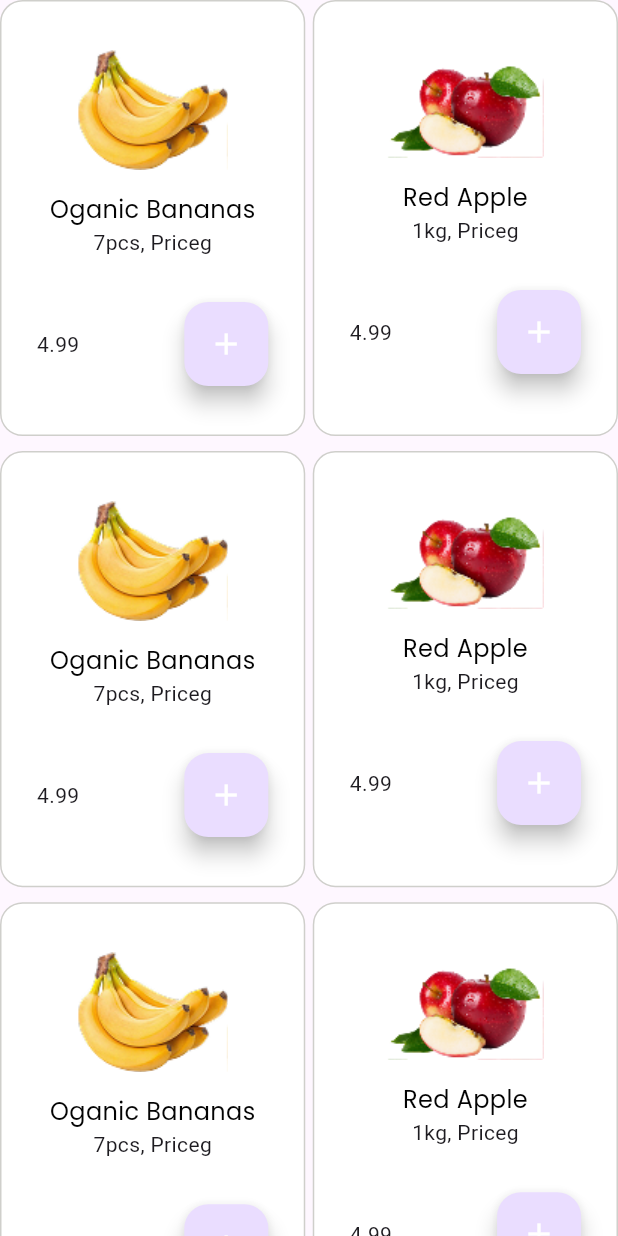
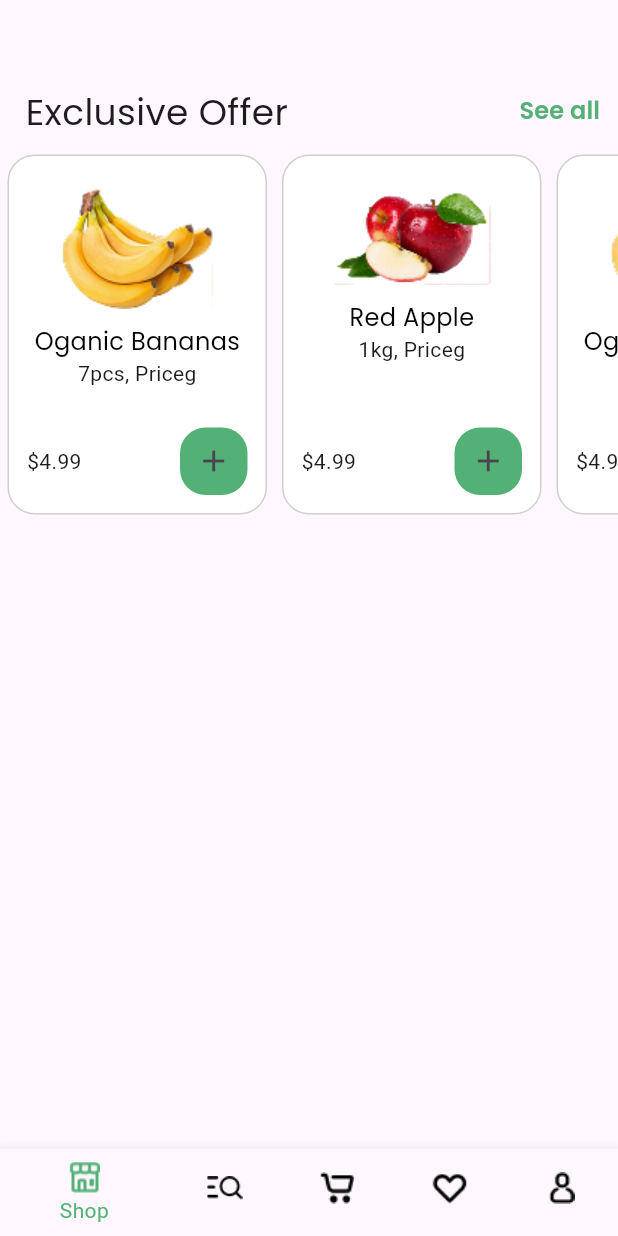
Before and after one commit to Daniyal842/nectar, a Flutter app: the screen it shows after launch, on a phone screen of 412 x 824 dp. Run offline on Flutter 3.47's test engine with Material 3 defaults, Android fonts, the phone set to English and light mode, and no system bars; our stand-ins replace google_fonts.

Commit message:
working on Shopviews

```diff
--- a/lib/main.dart
+++ b/lib/main.dart
@@ -21,7 +21,7 @@ class MyApp extends StatelessWidget {
   Widget build(BuildContext context) {
     return MaterialApp(
       debugShowCheckedModeBanner: false,
-      home: ShopView(),
+      home: BottomNavView(),
     );
   }
 }
--- a/lib/screens/shop_view/shop-view.dart
+++ b/lib/screens/shop_view/shop-view.dart
@@ -16,116 +16,201 @@ class _ShopViewState extends State<ShopView> {
     ExlusiveOfferModel(
         imagePath: AppImages.bananas,
         mainText: "Oganic Bananas",
-        priceText: "4.99",
+        priceText: "\$4.99",
         subtText: "7pcs, Priceg"),
     ExlusiveOfferModel(
         imagePath: AppImages.apple,
         mainText: 'Red Apple',
-        priceText: "4.99",
+        priceText: "\$4.99",
         subtText: "1kg, Priceg"),
     ExlusiveOfferModel(
         imagePath: AppImages.bananas,
         mainText: "Oganic Bananas",
-        priceText: "4.99",
+        priceText: "\$4.99",
         subtText: "7pcs, Priceg"),
     ExlusiveOfferModel(
         imagePath: AppImages.apple,
         mainText: 'Red Apple',
-        priceText: "4.99",
+        priceText: "\$4.99",
         subtText: "1kg, Priceg"),
     ExlusiveOfferModel(
         imagePath: AppImages.bananas,
         mainText: "Oganic Bananas",
-        priceText: "4.99",
+        priceText: "\$4.99",
         subtText: "7pcs, Priceg"),
     ExlusiveOfferModel(
         imagePath: AppImages.apple,
         mainText: 'Red Apple',
-        priceText: "4.99",
+        priceText: "\$4.99",
         subtText: "1kg, Priceg"),
     ExlusiveOfferModel(
         imagePath: AppImages.bananas,
         mainText: "Oganic Bananas",
-        priceText: "4.99",
+        priceText: "\$4.99",
         subtText: "7pcs, Priceg"),
     ExlusiveOfferModel(
         imagePath: AppImages.apple,
         mainText: 'Red Apple',
-        priceText: "4.99",
+        priceText: "\$4.99",
         subtText: "1kg, Priceg"),
     ExlusiveOfferModel(
         imagePath: AppImages.bananas,
         mainText: "Oganic Bananas",
-        priceText: "4.99",
+        priceText: "\$4.99",
         subtText: "7pcs, Priceg"),
     ExlusiveOfferModel(
         imagePath: AppImages.apple,
         mainText: 'Red Apple',
-        priceText: "4.99",
+        priceText: "\$4.99",
         subtText: "1kg, Priceg"),
   ];
   @override
   Widget build(BuildContext context) {
     return Scaffold(
-      body: GridView.builder(
-        gridDelegate: (SliverGridDelegateWithFixedCrossAxisCount(
-            crossAxisCount: 2,
-            crossAxisSpacing: 5,
-            childAspectRatio: 0.7,
-            mainAxisSpacing: 10)),
-        itemCount: 10,
-        itemBuilder: (context, index) {
-          // return CircleAvatar(
-          //   //radius: 100,
-          //   backgroundColor: Colors.green,
-          // );
+      body:
+      Column(
+        children: [
+          SizedBox(height: 50,),
+          Row(
+            children: [
+              Padding(
+                padding: EdgeInsets.symmetric(horizontal: 17),
+                child:  Text("Exclusive Offer",style: GoogleFonts.poppins(fontSize: 24,fontWeight: FontWeight.w400),),
+              ),
+              //Text("Exclusive Offer",style: GoogleFonts.poppins(fontSize: 24,fontWeight: FontWeight.w400),),
+              Spacer(),
+              TextButton(
+                child: Text("See all",style: GoogleFonts.poppins(color: AppColors.greencolor,fontSize: 16,fontWeight: FontWeight.w600),),
+                onPressed: (){},
+              )
+            ],
+          ),
+          SizedBox(
+            height: 250,
+            child: ListView.builder(
+              itemCount: exclusiveOfferList.length,
+              scrollDirection: Axis.horizontal,
+              itemBuilder: (context,index){
                 return Container(
+                  margin: EdgeInsets.all(5),
+                  padding: EdgeInsets.all(12),
                   width: 173,
-            height: 248,
+                  height: 240,
                   decoration: BoxDecoration(
                       color: AppColors.whitecolor,
-                borderRadius: BorderRadius.circular(15),
+                      borderRadius: BorderRadius.circular(18),
                       border: Border.all(
                         color: AppColors.dimwhitecolor,
                       )),
                   child: Column(
                     mainAxisAlignment: MainAxisAlignment.center,
-             // mainAxisSize: MainAxisSize.min,
                     children: [
-                Image.asset(exclusiveOfferList[index].imagePath.toString()),
-                SizedBox(
-                  height: 15,
+                      Padding(
+                        padding: EdgeInsets.symmetric(horizontal: 20,vertical: 10),
+                        child:  Image.asset(exclusiveOfferList[index].imagePath.toString()),
                       ),
-                Text(
+                      Padding(
+                        padding: EdgeInsets.symmetric(horizontal: 5),
+                        child: Text(
                           exclusiveOfferList[index].mainText.toString(),
                           style: GoogleFonts.poppins(
                               color: AppColors.blackcolor,
                               fontWeight: FontWeight.w400,
                               fontSize: 16),
+                        )
                       ),
-                Text(exclusiveOfferList[index].subtText.toString()),
-                SizedBox(
-                  height: 30,
+                      Padding(
+                        padding: EdgeInsets.symmetric(horizontal: 5),
+                        child: Text(exclusiveOfferList[index].subtText.toString()),
                       ),
+                      Spacer(),
                       Row(
-                  mainAxisAlignment: MainAxisAlignment.center,
                         children: [
                           Text(exclusiveOfferList[index].priceText.toString()),
-                    SizedBox(width: 70,),
-                    FloatingActionButton(
-                      child: Icon(
-                        Icons.add,
-                        color: AppColors.whitecolor,
+                          Spacer(),
+                          Container(
+                            width: 45,
+                            height: 45,
+                            decoration: BoxDecoration(
+                              borderRadius: BorderRadius.circular(17),
+                              color: AppColors.greencolor,
                             ),
-                      onPressed: () {},
+                            child: Center(
+                              child: IconButton(
+                                icon: Icon(Icons.add),
+                                onPressed: (){},
+                              ),
+                            ),
+                          )
+                        ],
                       )
                     ],
                   ),
+                );
+              }
+            ),
+          )
         ],
-            ),
-          );
-        },
-      ),
+      )
+      // GridView.builder(
+      //   gridDelegate: (SliverGridDelegateWithFixedCrossAxisCount(
+      //       crossAxisCount: 2,
+      //       crossAxisSpacing: 5,
+      //       childAspectRatio: 0.7,
+      //       mainAxisSpacing: 10)),
+      //   itemCount: 10,
+      //   itemBuilder: (context, index) {
+      //     // return CircleAvatar(
+      //     //   //radius: 100,
+      //     //   backgroundColor: Colors.green,
+      //     // );
+      //     return Container(
+      //       width: 173,
+      //       height: 248,
+      //       decoration: BoxDecoration(
+      //           color: AppColors.whitecolor,
+      //           borderRadius: BorderRadius.circular(15),
+      //           border: Border.all(
+      //             color: AppColors.dimwhitecolor,
+      //           )),
+      //       child: Column(
+      //         mainAxisAlignment: MainAxisAlignment.center,
+      //        // mainAxisSize: MainAxisSize.min,
+      //         children: [
+      //           Image.asset(exclusiveOfferList[index].imagePath.toString()),
+      //           SizedBox(
+      //             height: 15,
+      //           ),
+      //           Text(
+      //             exclusiveOfferList[index].mainText.toString(),
+      //             style: GoogleFonts.poppins(
+      //                 color: AppColors.blackcolor,
+      //                 fontWeight: FontWeight.w400,
+      //                 fontSize: 16),
+      //           ),
+      //           Text(exclusiveOfferList[index].subtText.toString()),
+      //           SizedBox(
+      //             height: 30,
+      //           ),
+      //           Row(
+      //             mainAxisAlignment: MainAxisAlignment.center,
+      //             children: [
+      //               Text(exclusiveOfferList[index].priceText.toString()),
+      //               SizedBox(width: 70,),
+      //               FloatingActionButton(
+      //                 child: Icon(
+      //                   Icons.add,
+      //                   color: AppColors.whitecolor,
+      //                 ),
+      //                 onPressed: () {},
+      //               )
+      //             ],
+      //           ),
+      //         ],
+      //       ),
+      //     );
+      //   },
+      // ),
     );
   }
 }
```
Lines whose indentation alone changed are shown as unchanged.
